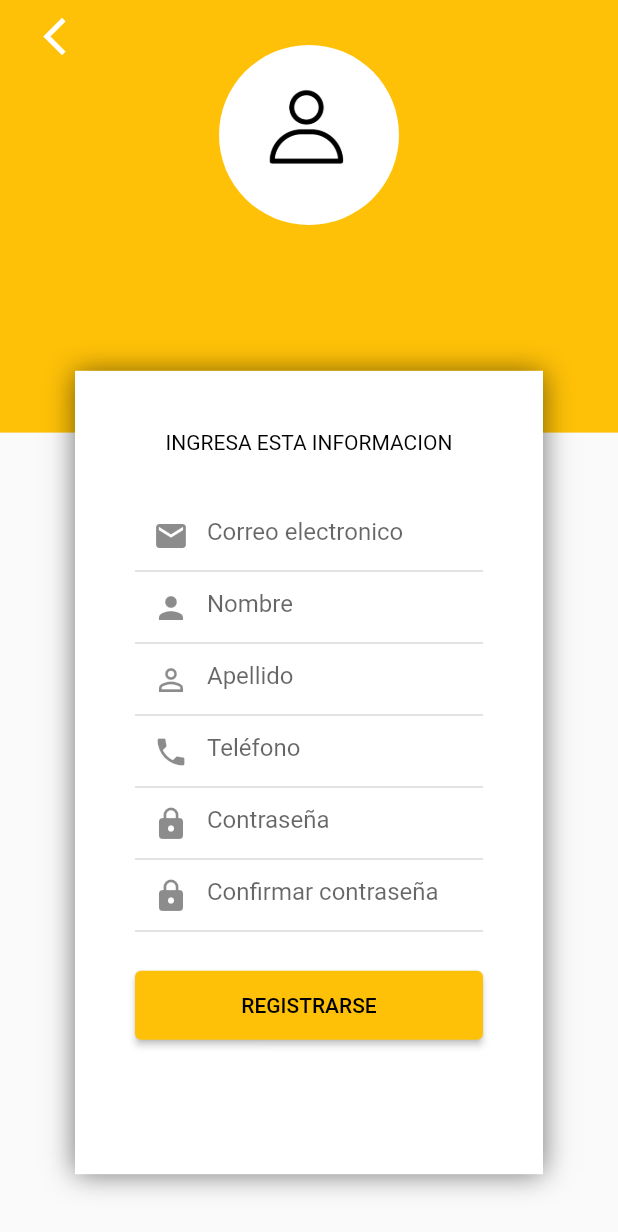
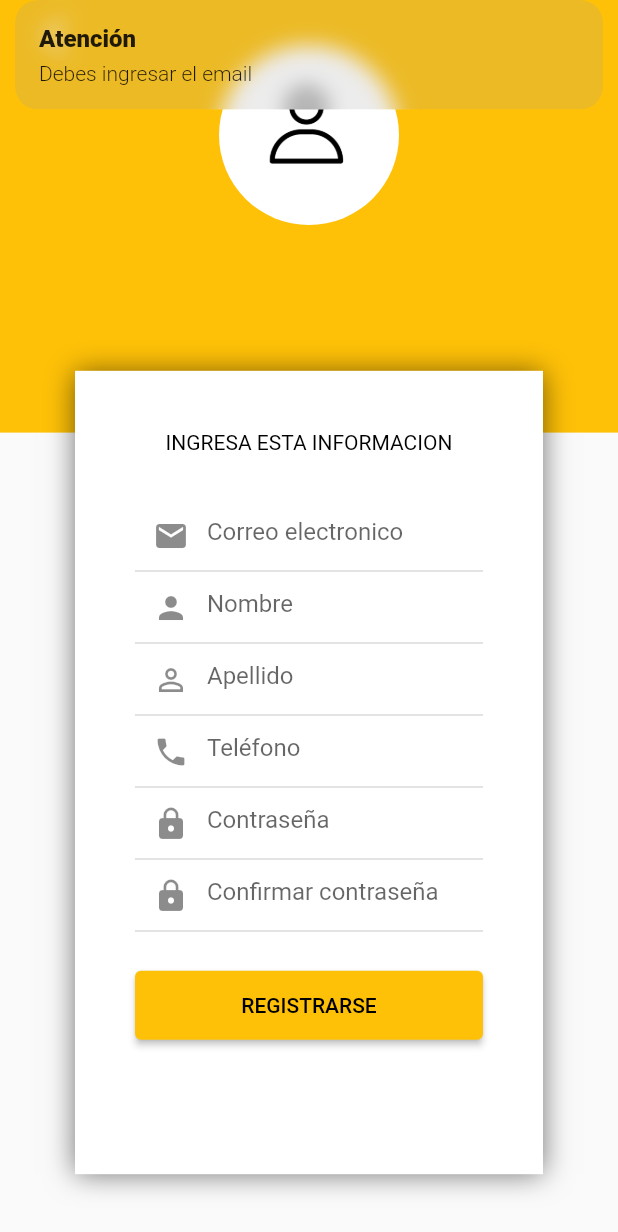
Before and after one commit to dagsis/delivery_udemy, a Flutter app: the RegisterPage screen opened by its route, after a tap on "REGISTRARSE", on a phone screen of 412 x 824 dp. Shown: the top 1232 px of the screen. Run offline on Flutter 3.47's test engine with Material 2 defaults, Android fonts, the phone set to English and light mode, and no system bars; our stand-ins replace get.

Commit message:
Register 1

```diff
--- a/lib/src/pages/login/login_controller.dart
+++ b/lib/src/pages/login/login_controller.dart
@@ -1,7 +1,44 @@
+import 'package:flutter/cupertino.dart';
 import 'package:get/get.dart';
 
-class LoginController extends GetxController{
+class LoginController extends GetxController {
+
+
+  TextEditingController emailController = TextEditingController();
+  TextEditingController passwordController = TextEditingController();
+
   void goToRegisterPage() {
     Get.toNamed('/register');
   }
+
+  void login() {
+    String email = emailController.text.trim();
+    String password = passwordController.text.trim();
+
+    if (isValidForm(email, password)) {
+      Get.snackbar('Atención', 'Estas listo para ingresar al sistema');
+    }
+  }
+
+  bool isValidForm(String email, String password) {
+
+    if (email.isEmpty) {
+      Get.snackbar('Atención', 'Debes ingresar el email');
+      return false;
+    }
+
+    if (!GetUtils.isEmail(email)) {
+      Get.snackbar('Atención', 'El email no es valido');
+      return false;
+    }
+
+    if (password.isEmpty) {
+      Get.snackbar('Atención', 'Debes ingresar  un password');
+      return false;
+    }
+
+    return true;
+  }
+
+
 }
--- a/lib/src/pages/login/login_page.dart
+++ b/lib/src/pages/login/login_page.dart
@@ -94,6 +94,7 @@ class LoginPage extends StatelessWidget {
     return Container(
       margin: EdgeInsets.symmetric(horizontal: 40),
       child: TextField(
+        controller: con.emailController,
         keyboardType: TextInputType.emailAddress,
         decoration: InputDecoration(
           hintText: 'Correo electronico',
@@ -107,6 +108,7 @@ class LoginPage extends StatelessWidget {
     return Container(
       margin: EdgeInsets.symmetric(horizontal: 40,vertical: 20),
       child: TextField(
+        controller: con.passwordController,
         keyboardType: TextInputType.text,
         obscureText: true,
         decoration: InputDecoration(
@@ -122,7 +124,7 @@ class LoginPage extends StatelessWidget {
       width: double.infinity,
       margin: EdgeInsets.symmetric(horizontal: 40,vertical: 25),
       child: ElevatedButton(
-            onPressed: () {},
+            onPressed: () => con.login(),
           style: ElevatedButton.styleFrom(
             padding: EdgeInsets.symmetric(vertical: 15)
           ),
--- /dev/null
+++ b/lib/src/pages/register/register_controller.dart
@@ -0,0 +1,72 @@
+import 'package:flutter/cupertino.dart';
+import 'package:get/get.dart';
+
+class RegisterController extends GetxController {
+
+  TextEditingController emailController = TextEditingController();
+  TextEditingController nameController = TextEditingController();
+  TextEditingController lastNameController = TextEditingController();
+  TextEditingController phoneController = TextEditingController();
+  TextEditingController passwordController = TextEditingController();
+  TextEditingController passwordConfirmController = TextEditingController();
+
+
+  void register() {
+    String email = emailController.text.trim();
+    String name = nameController.text;
+    String lastname = lastNameController.text;
+    String phone = phoneController.text.trim();
+    String password = passwordController.text.trim();
+    String passwordConfirm = passwordConfirmController.text.trim();
+
+    if (isValidForm(email,name,lastname,phone ,password,passwordConfirm)) {
+      Get.snackbar('Atención', 'Estas listo para ingresar al sistema');
+    }
+  }
+
+  bool isValidForm(String email,String name,String lastname,String phone ,String password,String passwordConfirm) {
+
+    if (email.isEmpty) {
+      Get.snackbar('Atención', 'Debes ingresar el email');
+      return false;
+    }
+
+    if (!GetUtils.isEmail(email)) {
+      Get.snackbar('Atención', 'El email no es valido');
+      return false;
+    }
+
+    if (name.isEmpty) {
+      Get.snackbar('Atención', 'Debes ingresar el nombre');
+      return false;
+    }
+
+    if (lastname.isEmpty) {
+      Get.snackbar('Atención', 'Debes ingresar el apellido');
+      return false;
+    }
+
+    if (phone.isEmpty) {
+      Get.snackbar('Atención', 'Debes ingresar el teléfono');
+      return false;
+    }
+
+
+    if (password.isEmpty) {
+      Get.snackbar('Atención', 'Debes ingresar  un password');
+      return false;
+    }
+
+    if (passwordConfirm.isEmpty) {
+      Get.snackbar('Atención', 'Debes confirmar el password');
+      return false;
+    }
+
+    if (password != passwordConfirm) {
+      Get.snackbar('Atención', 'Las contraseñas no coinciden');
+      return false;
+    }
+
+    return true;
+  }
+}
--- a/lib/src/pages/register/register_page.dart
+++ b/lib/src/pages/register/register_page.dart
@@ -1,8 +1,10 @@
+import 'package:delivery_udemy/src/pages/register/register_controller.dart';
 import 'package:flutter/material.dart';
 import 'package:get/get.dart';
 
 class RegisterPage extends StatelessWidget {
-  const RegisterPage({Key? key}) : super(key: key);
+
+  RegisterController con = Get.put(RegisterController());
 
   @override
   Widget build(BuildContext context) {
@@ -102,6 +104,7 @@ class RegisterPage extends StatelessWidget {
     return Container(
       margin: EdgeInsets.symmetric(horizontal: 40),
       child: TextField(
+        controller: con.emailController,
         keyboardType: TextInputType.emailAddress,
         decoration: InputDecoration(
             hintText: 'Correo electronico',
@@ -115,6 +118,7 @@ class RegisterPage extends StatelessWidget {
     return Container(
       margin: EdgeInsets.symmetric(horizontal: 40),
       child: TextField(
+        controller: con.nameController,
         keyboardType: TextInputType.text,
         decoration: InputDecoration(
             hintText: 'Nombre',
@@ -128,6 +132,7 @@ class RegisterPage extends StatelessWidget {
     return Container(
       margin: EdgeInsets.symmetric(horizontal: 40),
       child: TextField(
+        controller: con.lastNameController,
         keyboardType: TextInputType.text,
         decoration: InputDecoration(
             hintText: 'Apellido',
@@ -141,6 +146,7 @@ class RegisterPage extends StatelessWidget {
     return Container(
       margin: EdgeInsets.symmetric(horizontal: 40),
       child: TextField(
+        controller: con.phoneController,
         keyboardType: TextInputType.phone,
         decoration: InputDecoration(
             hintText: 'Teléfono',
@@ -154,6 +160,7 @@ class RegisterPage extends StatelessWidget {
     return Container(
       margin: EdgeInsets.symmetric(horizontal: 40),
       child: TextField(
+        controller: con.passwordController,
         keyboardType: TextInputType.text,
         obscureText: true,
         decoration: InputDecoration(
@@ -168,6 +175,7 @@ class RegisterPage extends StatelessWidget {
     return Container(
       margin: EdgeInsets.symmetric(horizontal: 40),
       child: TextField(
+        controller: con.passwordConfirmController,
         keyboardType: TextInputType.text,
         obscureText: true,
         decoration: InputDecoration(
@@ -183,7 +191,7 @@ class RegisterPage extends StatelessWidget {
       width: double.infinity,
       margin: EdgeInsets.symmetric(horizontal: 40, vertical: 25),
       child: ElevatedButton(
-          onPressed: () {},
+          onPressed: () => con.register(),
           style: ElevatedButton.styleFrom(
               padding: EdgeInsets.symmetric(vertical: 15)
           ),
```
